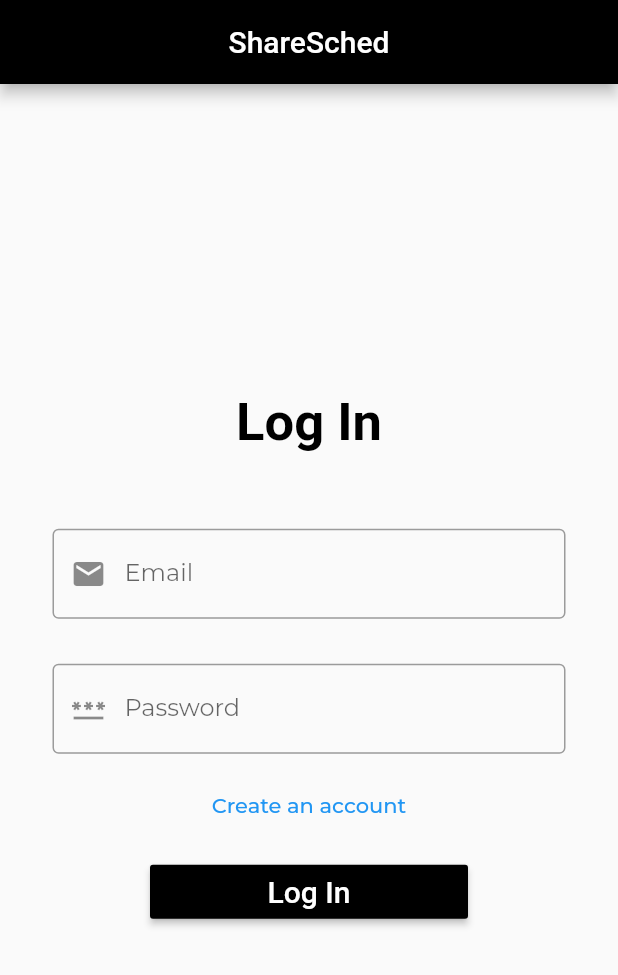
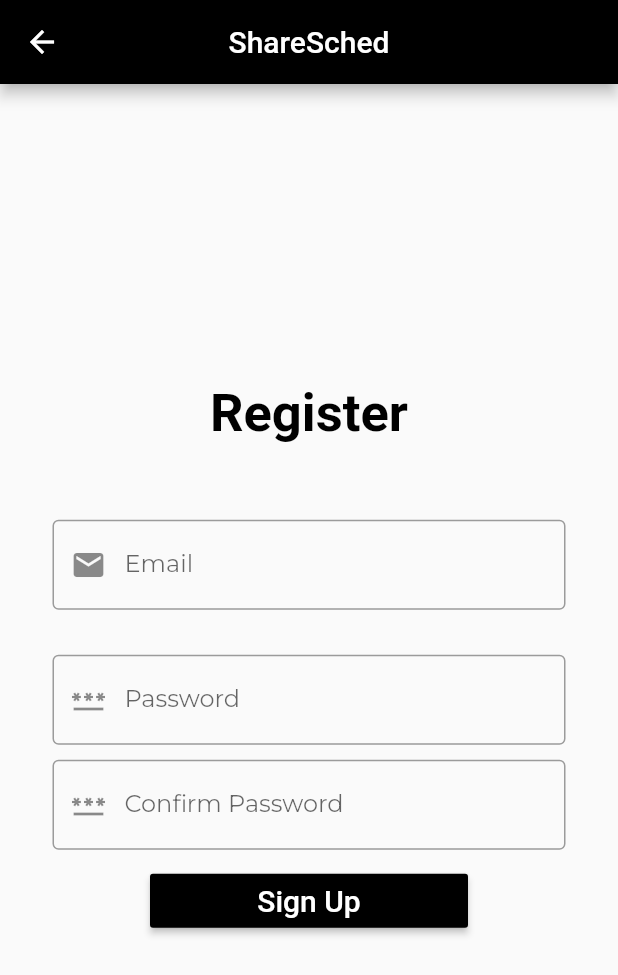
Before and after one commit to arcode35/ShareSched, a Flutter app: the screen it shows after launch, after a tap on "Create an account", on a phone screen of 412 x 824 dp. Shown: the top 975 px of the screen. Run offline on Flutter 3.47's test engine with Material 2 defaults, Android fonts, the phone set to English and light mode, and no system bars; our stand-ins replace google_fonts; Roboto replaces fonts that are missing (Exo).

Commit message:
Created the register screen and added navigation logic from the login screen to the register screen.

```diff
--- a/lib/main.dart
+++ b/lib/main.dart
@@ -1,161 +1,34 @@
 import 'package:flutter/material.dart';
 import 'package:google_fonts/google_fonts.dart';
+import 'package:myapp/pages/custom_widgets.dart'; // Import for CustomAppBar
+import 'pages/login.dart'; // Import for LoginScreen
+import 'pages/register.dart'; // Import for RegisterScreen
 
 void main() {
   runApp(const MyApp());
 }
 
-class MyApp extends StatefulWidget {
+class MyApp extends StatelessWidget {
   const MyApp({Key? key}) : super(key: key);
 
   @override
-  _MyAppState createState() => _MyAppState();
+  Widget build(BuildContext context) {
+    return MaterialApp(
+      home: LoginScreen(), // Navigate to LoginScreen by default
+    );
+  }
 }
 
-class _MyAppState extends State<MyApp> {
+class LoginScreen extends StatelessWidget {
+  const LoginScreen({super.key});
+
   @override
   Widget build(BuildContext context) {
-    return const MaterialApp(
-      home: Scaffold(
-        appBar: CustomAppBar(),
-        body: Center(
-          child: LoginForm(),
-        ),
+    return Scaffold(
+      appBar: CustomAppBar(),
+      body: Center(
+        child: LoginForm(),
       ),
     );
   }
 }
-
-class CustomAppBar extends StatelessWidget implements PreferredSizeWidget {
-  const CustomAppBar({super.key});
-
-  @override
-  Widget build(BuildContext context) {
-    return AppBar(
-      title: Text('ShareSched', style: GoogleFonts.exo()),
-      backgroundColor: const Color.fromARGB(255, 0, 0, 0),
-      centerTitle: true,
-    );
-  }
-
-  @override
-  Size get preferredSize => const Size.fromHeight(kToolbarHeight);
-}
-
-class LoginForm extends StatelessWidget {
-  const LoginForm({super.key});
-
-  @override
-  Widget build(BuildContext context) {
-    return Column(
-      mainAxisAlignment: MainAxisAlignment.center,
-      crossAxisAlignment: CrossAxisAlignment.center,
-      children: [
-        Text('Log In',
-            style: GoogleFonts.exo(
-              fontSize: 35,
-              color: Colors.black,
-              fontWeight: FontWeight.bold,
-            )),
-        const SizedBox(height: 50),
-        const Form(
-          child: Column(
-            children: [
-              EmailField(),
-              SizedBox(height: 30),
-              PasswordField(),
-              SizedBox(height: 10),
-              CreateAccountButton(),
-              SizedBox(height: 10),
-              LoginButton(),
-            ],
-          ),
-        ),
-      ],
-    );
-  }
-}
-
-class EmailField extends StatelessWidget {
-  const EmailField({super.key});
-
-  @override
-  Widget build(BuildContext context) {
-    return Padding(
-      padding: const EdgeInsets.symmetric(horizontal: 35),
-      child: TextFormField(
-        keyboardType: TextInputType.emailAddress,
-        decoration: InputDecoration(
-          labelText: "Email",
-          hintText: 'Enter email',
-          hintStyle: GoogleFonts.montserrat(),
-          labelStyle: GoogleFonts.montserrat(),
-          prefixIcon: const Icon(Icons.email),
-          border: const OutlineInputBorder(),
-        ),
-        onChanged: (String Value) {},
-        validator: (value) {
-          return value!.isEmpty ? 'Please Enter Email' : null;
-        },
-      ),
-    );
-  }
-}
-
-class PasswordField extends StatelessWidget {
-  const PasswordField({super.key});
-
-  @override
-  Widget build(BuildContext context) {
-    return Padding(
-      padding: const EdgeInsets.symmetric(horizontal: 35),
-      child: TextFormField(
-        keyboardType: TextInputType.visiblePassword,
-        decoration: InputDecoration(
-          labelText: "Password",
-          hintText: 'Enter password',
-          hintStyle: GoogleFonts.montserrat(),
-          labelStyle: GoogleFonts.montserrat(),
-          prefixIcon: const Icon(Icons.password),
-          border: const OutlineInputBorder(),
-        ),
-        onChanged: (String Value) {},
-        validator: (value) {
-          return value!.isEmpty ? 'Please Enter Password' : null;
-        },
-      ),
-    );
-  }
-}
-
-class CreateAccountButton extends StatelessWidget {
-  const CreateAccountButton({super.key});
-  @override
-  Widget build(BuildContext context) {
-    return Padding(
-      padding: const EdgeInsets.symmetric(horizontal: 100),
-      child: TextButton(
-        onPressed: () {},
-        child: Text('Create an account', style: GoogleFonts.montserrat()),
-      ),
-    );
-  }
-}
-
-class LoginButton extends StatelessWidget {
-  const LoginButton({super.key});
-  @override
-  Widget build(BuildContext context) {
-    return Padding(
-      padding: const EdgeInsets.symmetric(horizontal: 100),
-      child: MaterialButton(
-        minWidth: double.infinity,
-        onPressed: () {},
-        color: Colors.black,
-        textColor: Colors.white,
-        child: Text('Log In',
-            style: GoogleFonts.exo(fontSize: 20, color: Colors.white)),
-      ),
-    );
-  }
-}
--- /dev/null
+++ b/lib/pages/custom_widgets.dart
@@ -0,0 +1,18 @@
+import 'package:flutter/material.dart';
+import 'package:google_fonts/google_fonts.dart';
+
+class CustomAppBar extends StatelessWidget implements PreferredSizeWidget {
+  const CustomAppBar({super.key});
+
+  @override
+  Widget build(BuildContext context) {
+    return AppBar(
+      title: Text('ShareSched', style: GoogleFonts.exo()),
+      backgroundColor: const Color.fromARGB(255, 0, 0, 0),
+      centerTitle: true,
+    );
+  }
+
+  @override
+  Size get preferredSize => const Size.fromHeight(kToolbarHeight);
+}
--- /dev/null
+++ b/lib/pages/login.dart
@@ -0,0 +1,148 @@
+import 'package:flutter/material.dart';
+import 'package:google_fonts/google_fonts.dart';
+import 'custom_widgets.dart';
+import 'register.dart';
+
+class MyApp extends StatefulWidget {
+  const MyApp({Key? key}) : super(key: key);
+
+  @override
+  _MyAppState createState() => _MyAppState();
+}
+
+class _MyAppState extends State<MyApp> {
+  @override
+  Widget build(BuildContext context) {
+    return const MaterialApp(
+      home: Scaffold(
+        appBar: CustomAppBar(),
+        body: Center(
+          child: LoginForm(),
+        ),
+      ),
+    );
+  }
+}
+
+class LoginForm extends StatelessWidget {
+  const LoginForm({super.key});
+
+  @override
+  Widget build(BuildContext context) {
+    return Column(
+      mainAxisAlignment: MainAxisAlignment.center,
+      crossAxisAlignment: CrossAxisAlignment.center,
+      children: [
+        Text('Log In',
+            style: GoogleFonts.exo(
+              fontSize: 35,
+              color: Colors.black,
+              fontWeight: FontWeight.bold,
+            )),
+        const SizedBox(height: 50),
+        const Form(
+          child: Column(
+            children: [
+              EmailField(),
+              SizedBox(height: 30),
+              PasswordField(),
+              SizedBox(height: 10),
+              CreateAccountButton(),
+              SizedBox(height: 10),
+              LoginButton(),
+            ],
+          ),
+        ),
+      ],
+    );
+  }
+}
+
+class EmailField extends StatelessWidget {
+  const EmailField({super.key});
+
+  @override
+  Widget build(BuildContext context) {
+    return Padding(
+      padding: const EdgeInsets.symmetric(horizontal: 35),
+      child: TextFormField(
+        keyboardType: TextInputType.emailAddress,
+        decoration: InputDecoration(
+          labelText: "Email",
+          hintText: 'Enter email',
+          hintStyle: GoogleFonts.montserrat(),
+          labelStyle: GoogleFonts.montserrat(),
+          prefixIcon: const Icon(Icons.email),
+          border: const OutlineInputBorder(),
+        ),
+        onChanged: (String Value) {},
+        validator: (value) {
+          return value!.isEmpty ? 'Please Enter Email' : null;
+        },
+      ),
+    );
+  }
+}
+
+class PasswordField extends StatelessWidget {
+  const PasswordField({super.key});
+
+  @override
+  Widget build(BuildContext context) {
+    return Padding(
+      padding: const EdgeInsets.symmetric(horizontal: 35),
+      child: TextFormField(
+        keyboardType: TextInputType.visiblePassword,
+        decoration: InputDecoration(
+          labelText: "Password",
+          hintText: 'Enter password',
+          hintStyle: GoogleFonts.montserrat(),
+          labelStyle: GoogleFonts.montserrat(),
+          prefixIcon: const Icon(Icons.password),
+          border: const OutlineInputBorder(),
+        ),
+        onChanged: (String Value) {},
+        validator: (value) {
+          return value!.isEmpty ? 'Please Enter Password' : null;
+        },
+      ),
+    );
+  }
+}
+
+class CreateAccountButton extends StatelessWidget {
+  const CreateAccountButton({super.key});
+  @override
+  Widget build(BuildContext context) {
+    return Padding(
+      padding: const EdgeInsets.symmetric(horizontal: 100),
+      child: TextButton(
+        onPressed: () {
+          Navigator.push(
+            context,
+            MaterialPageRoute(builder: (context) => RegisterScreen()),
+          );
+        },
+        child: Text('Create an account', style: GoogleFonts.montserrat()),
+      ),
+    );
+  }
+}
+
+class LoginButton extends StatelessWidget {
+  const LoginButton({super.key});
+  @override
+  Widget build(BuildContext context) {
+    return Padding(
+      padding: const EdgeInsets.symmetric(horizontal: 100),
+      child: MaterialButton(
+        minWidth: double.infinity,
+        onPressed: () {},
+        color: Colors.black,
+        textColor: Colors.white,
+        child: Text('Log In',
+            style: GoogleFonts.exo(fontSize: 20, color: Colors.white)),
+      ),
+    );
+  }
+}
--- /dev/null
+++ b/lib/pages/register.dart
@@ -0,0 +1,145 @@
+import 'package:flutter/material.dart';
+import 'package:google_fonts/google_fonts.dart';
+import 'custom_widgets.dart';
+
+class RegisterScreen extends StatelessWidget {
+  @override
+  Widget build(BuildContext context) {
+    return const Scaffold(
+      appBar: CustomAppBar(),
+      body: Center(
+        child: RegisterForm(),
+      ),
+    );
+  }
+}
+
+class RegisterForm extends StatelessWidget {
+  const RegisterForm({super.key});
+
+  @override
+  Widget build(BuildContext context) {
+    return Column(
+      mainAxisAlignment: MainAxisAlignment.center,
+      crossAxisAlignment: CrossAxisAlignment.center,
+      children: [
+        Text('Register',
+            style: GoogleFonts.exo(
+              fontSize: 35,
+              color: Colors.black,
+              fontWeight: FontWeight.bold,
+            )),
+        const SizedBox(height: 50),
+        const Form(
+          child: Column(
+            children: [
+              EmailField(),
+              SizedBox(height: 30),
+              PasswordField(),
+              SizedBox(height: 10),
+              ConfirmPasswordField(),
+              SizedBox(height: 10),
+              SignUpButton(),
+            ],
+          ),
+        ),
+      ],
+    );
+  }
+}
+
+class EmailField extends StatelessWidget {
+  const EmailField({super.key});
+
+  @override
+  Widget build(BuildContext context) {
+    return Padding(
+      padding: const EdgeInsets.symmetric(horizontal: 35),
+      child: TextFormField(
+        keyboardType: TextInputType.emailAddress,
+        decoration: InputDecoration(
+          labelText: "Email",
+          hintText: 'Enter email',
+          hintStyle: GoogleFonts.montserrat(),
+          labelStyle: GoogleFonts.montserrat(),
+          prefixIcon: const Icon(Icons.email),
+          border: const OutlineInputBorder(),
+        ),
+        onChanged: (String Value) {},
+        validator: (value) {
+          return value!.isEmpty ? 'Please Enter Email' : null;
+        },
+      ),
+    );
+  }
+}
+
+class PasswordField extends StatelessWidget {
+  const PasswordField({super.key});
+
+  @override
+  Widget build(BuildContext context) {
+    return Padding(
+      padding: const EdgeInsets.symmetric(horizontal: 35),
+      child: TextFormField(
+        keyboardType: TextInputType.visiblePassword,
+        decoration: InputDecoration(
+          labelText: "Password",
+          hintText: 'Enter password',
+          hintStyle: GoogleFonts.montserrat(),
+          labelStyle: GoogleFonts.montserrat(),
+          prefixIcon: const Icon(Icons.password),
+          border: const OutlineInputBorder(),
+        ),
+        onChanged: (String Value) {},
+        validator: (value) {
+          return value!.isEmpty ? 'Please Enter Password' : null;
+        },
+      ),
+    );
+  }
+}
+
+class ConfirmPasswordField extends StatelessWidget {
+  const ConfirmPasswordField({super.key});
+
+  @override
+  Widget build(BuildContext context) {
+    return Padding(
+      padding: const EdgeInsets.symmetric(horizontal: 35),
+      child: TextFormField(
+        keyboardType: TextInputType.visiblePassword,
+        decoration: InputDecoration(
+          labelText: "Confirm Password",
+          hintText: 'Confirm password',
+          hintStyle: GoogleFonts.montserrat(),
+          labelStyle: GoogleFonts.montserrat(),
+          prefixIcon: const Icon(Icons.password),
+          border: const OutlineInputBorder(),
+        ),
+        onChanged: (String Value) {},
+        validator: (value) {
+          return value!.isEmpty ? 'Please Confirm Password' : null;
+        },
+      ),
+    );
+  }
+}
+
+class SignUpButton extends StatelessWidget {
+  const SignUpButton({super.key});
+  @override
+  Widget build(BuildContext context) {
+    return Padding(
+      padding: const EdgeInsets.symmetric(horizontal: 100),
+      child: MaterialButton(
+        minWidth: double.infinity,
+        onPressed: () {},
+        color: Colors.black,
+        textColor: Colors.white,
+        child: Text('Sign Up',
+            style: GoogleFonts.exo(fontSize: 20, color: Colors.white)),
+      ),
+    );
+  }
+}
```
